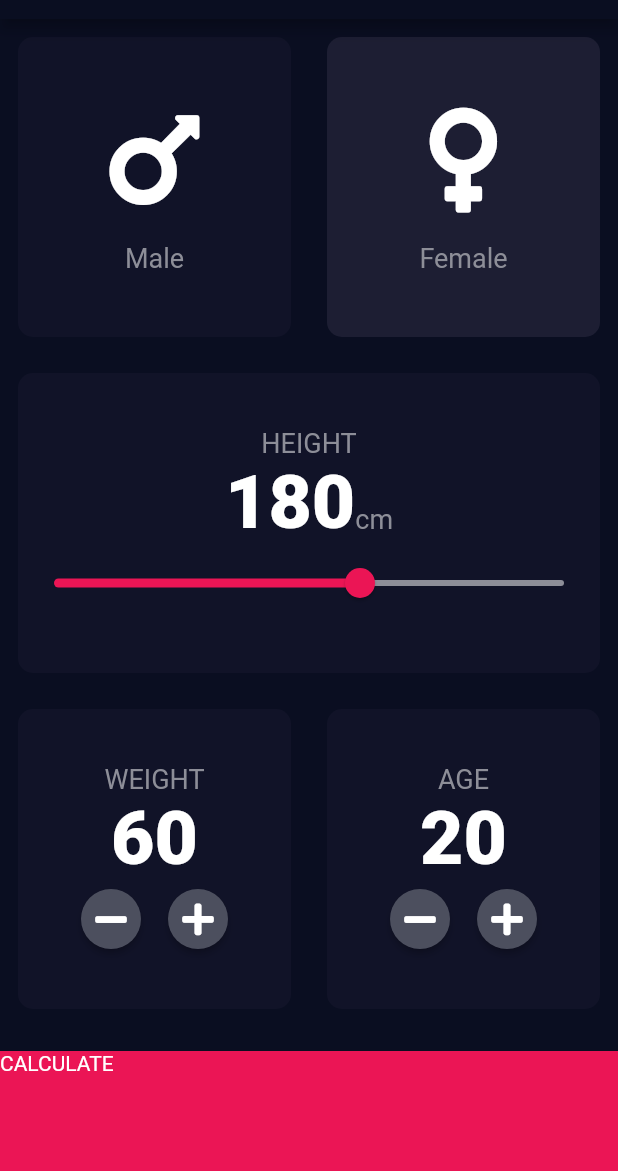
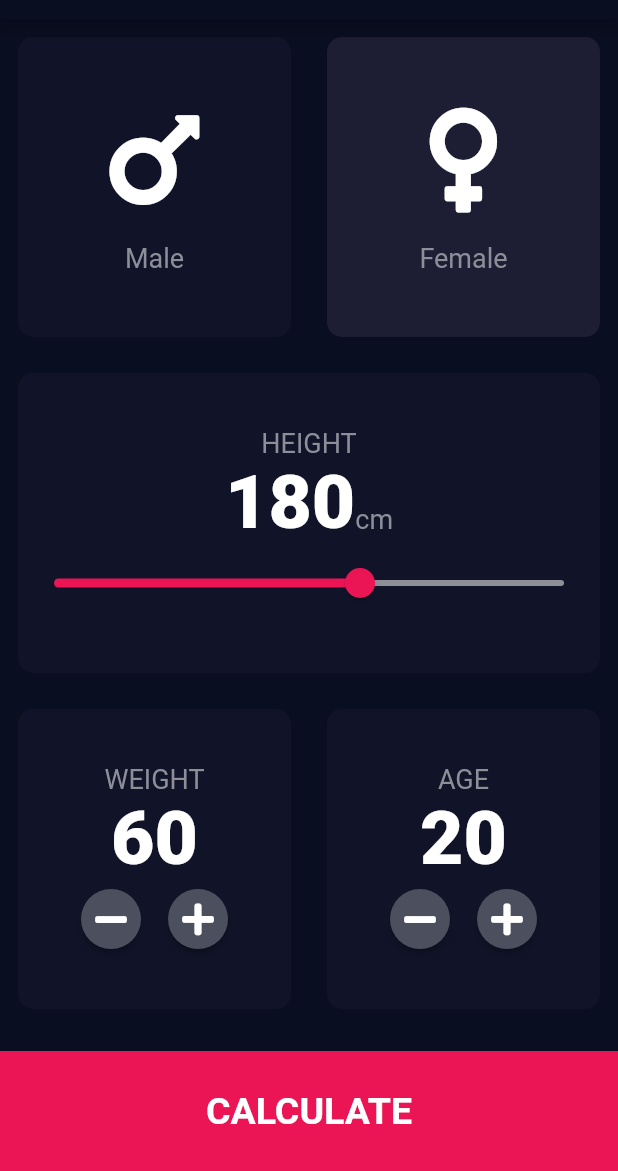
Before and after one commit to jvsena42/bmi_calculator, a Flutter app: the screen it shows after launch, on a phone screen of 412 x 824 dp, the part 65-1236 px from its top. Run offline on Flutter 3.47's test engine with Material 2 defaults, Android fonts, the phone set to English and light mode, and no system bars; our stand-ins replace font_awesome_flutter.

```diff
--- /dev/null
+++ b/lib/components/bottom_buttom.dart
@@ -0,0 +1,28 @@
+import 'package:bmi_calculator/constants/constants.dart';
+import 'package:bmi_calculator/pages/results_page.dart';
+import 'package:flutter/material.dart';
+
+class BottomButton extends StatelessWidget {
+
+  BottomButton({ this.onTap, this.buttonTitle = '' });
+
+  final String buttonTitle;
+  final void Function()? onTap;
+
+  @override
+  Widget build(BuildContext context) {
+    return GestureDetector(
+      onTap: onTap,
+      child: Container(
+        child: Center(
+          child: Text(buttonTitle,
+            style: kLargeButtonTextStyle,),
+        ),
+        margin: EdgeInsets.only(top: 16.0),
+        color: kBottomContainerColor,
+        height: kBottomContainerHeight,
+        width: double.infinity,
+      ),
+    );
+  }
+}
--- a/lib/pages/input_page.dart
+++ b/lib/pages/input_page.dart
@@ -1,3 +1,4 @@
+import 'package:bmi_calculator/components/bottom_buttom.dart';
 import 'package:bmi_calculator/components/icon_content.dart';
 import 'package:bmi_calculator/components/resusable_card.dart';
 import 'package:bmi_calculator/pages/results_page.dart';
@@ -179,18 +180,12 @@ class _InputPageState extends State<InputPage> {
               ],
             ),
           ),
-          GestureDetector(
+          BottomButton(
             onTap: () {
               Navigator.push(context,
                   MaterialPageRoute(builder: (context) => ResultsPage()));
             },
-            child: Container(
-              child: Text('CALCULATE'),
-              margin: EdgeInsets.only(top: 16.0),
-              color: kBottomContainerColor,
-              height: kBottomContainerHeight,
-              width: double.infinity,
-            ),
+            buttonTitle: 'CALCULATE',
           )
         ],
       ),
```
Also changed, not shown: lib/constants/constants.dart (+26 -0 lines), lib/pages/results_page.dart (+51 -1 lines).
